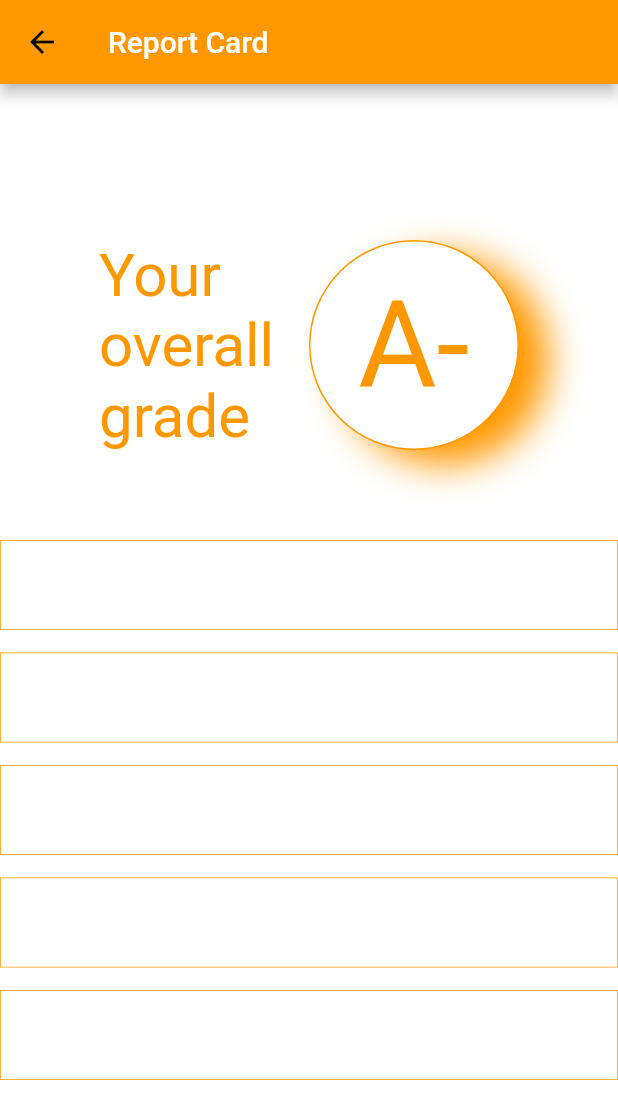
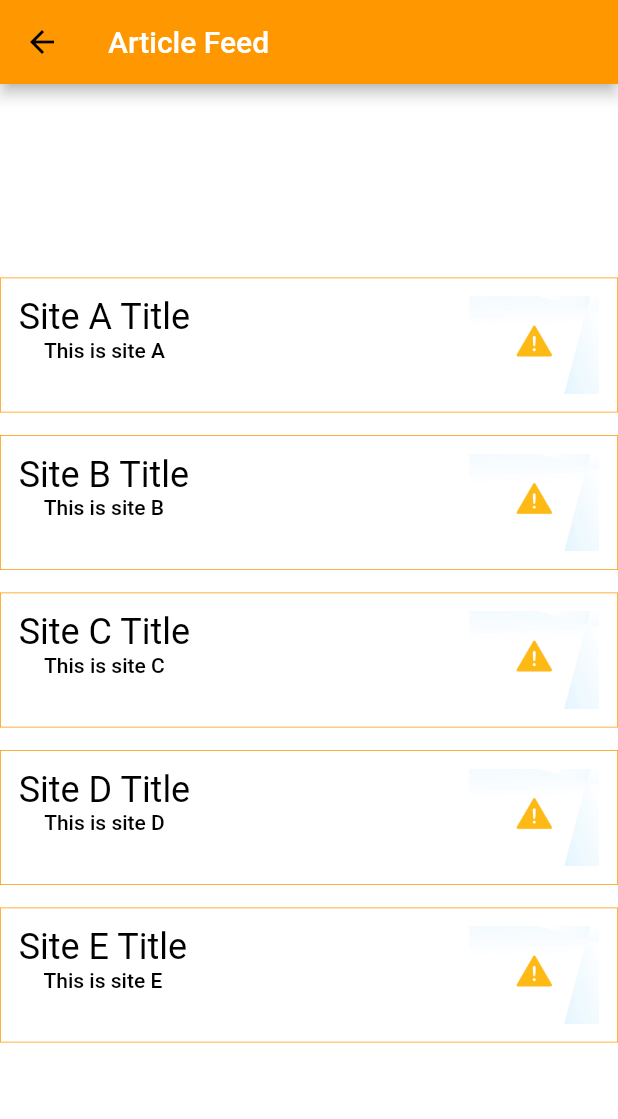
Before and after one commit to xinyi-tony-liu/Credit-Report, a Flutter app: the ArticleFeedPage screen opened directly, on a phone screen of 412 x 824 dp. Shown: the top 1119 px of the screen. Run offline on Flutter 3.47's test engine with Material 2 defaults, Android fonts, the phone set to English and light mode, and no system bars.

Commit message:
article page done

```diff
--- a/credit_report/lib/main.dart
+++ b/credit_report/lib/main.dart
@@ -9,9 +9,10 @@ class CreditReport extends StatelessWidget {
     return MaterialApp(
       title: 'Flutter Demo',
       theme: ThemeData(
+        primarySwatch: Colors.orange,
         primaryColor: Colors.orange,
         secondaryHeaderColor: Colors.red,
-        accentColor: Colors.yellow,
+        accentColor: Colors.black,
         canvasColor: Colors.white,
         backgroundColor: Colors.transparent,
       ),
--- a/credit_report/lib/pages/article_feed.dart
+++ b/credit_report/lib/pages/article_feed.dart
@@ -13,7 +13,7 @@ class _ArticleFeedState extends State<ArticleFeedPage> {
     return Scaffold(
       appBar: AppBar(
         title: Text(
-          "Report Card",
+          "Article Feed",
           style: Theme.of(context)
               .textTheme
               .title
@@ -24,53 +24,9 @@ class _ArticleFeedState extends State<ArticleFeedPage> {
         child: Column(
           mainAxisAlignment: MainAxisAlignment.center,
           children: <Widget>[
-            Row(
-              mainAxisAlignment: MainAxisAlignment.center,
-              children: <Widget>[
-                Container(
-                  height: 140,
-                  width: 140,
-                  child: Text(
-                    "Your overall grade",
-                    style: TextStyle(
-                        color: Theme.of(context).primaryColor, fontSize: 40),
-                  ),
-                ),
-                Container(
-                  height: 140,
-                  width: 140,
-                  decoration: BoxDecoration(
-                      color: Theme.of(context).canvasColor,
-                      border: Border.all(
-                        color: Theme.of(context).primaryColor,
-                        width: 1,
-                        style: BorderStyle.solid,
-                      ),
-                      borderRadius: BorderRadius.all(Radius.circular(70)),
-                      boxShadow: [
-                        BoxShadow(
-                          color: Theme.of(context).primaryColor,
-                          offset: new Offset(20.0, 10.0),
-                          blurRadius: 20.0,
-                        ),
-                      ]),
-                  child: CircleAvatar(
-                    backgroundColor: Theme.of(context).backgroundColor,
-                    child: Text(
-                      "A-",
-                      style: TextStyle(
-                          color: Theme.of(context).primaryColor, fontSize: 80),
-                    ),
-                  ),
-                ),
-              ],
-            ),
-            SizedBox(
-              height: 60,
-            ),
             ArticleFeedEntry(
               label: "Site A Title",
-              picture: "unavailable.jpg",
+              picture: "images/unavailable.jpg",
               summary: "This is site A",
             ),
             SizedBox(
@@ -78,7 +34,7 @@ class _ArticleFeedState extends State<ArticleFeedPage> {
             ),
             ArticleFeedEntry(
               label: "Site B Title",
-              picture: "unavailable.jpg",
+              picture: "images/unavailable.jpg",
               summary: "This is site B",
             ),
             SizedBox(
@@ -86,7 +42,7 @@ class _ArticleFeedState extends State<ArticleFeedPage> {
             ),
             ArticleFeedEntry(
               label: "Site C Title",
-              picture: "unavailable.jpg",
+              picture: "images/unavailable.jpg",
               summary: "This is site C",
             ),
             SizedBox(
@@ -94,7 +50,7 @@ class _ArticleFeedState extends State<ArticleFeedPage> {
             ),
             ArticleFeedEntry(
               label: "Site D Title",
-              picture: "unavailable.jpg",
+              picture: "images/unavailable.jpg",
               summary: "This is site D",
             ),
             SizedBox(
@@ -102,7 +58,7 @@ class _ArticleFeedState extends State<ArticleFeedPage> {
             ),
             ArticleFeedEntry(
               label: "Site E Title",
-              picture: "unavailable.jpg",
+              picture: "images/unavailable.jpg",
               summary: "This is site E",
             ),
           ],
@@ -128,7 +84,7 @@ class _ArticleFeedEntryState extends State<ArticleFeedEntry> {
   Widget build(BuildContext context) {
     return Container(
         alignment: Alignment.centerLeft,
-        height: 60,
+        height: 90,
         padding: EdgeInsets.all(12),
         decoration: BoxDecoration(
           border: Border.all(
@@ -139,20 +95,25 @@ class _ArticleFeedEntryState extends State<ArticleFeedEntry> {
         child: Row(
           mainAxisAlignment: MainAxisAlignment.spaceBetween,
           children: <Widget>[
+            Column(
+              children: <Widget>[
                 Text(
                   widget.label,
                   style: Theme.of(context)
                       .textTheme
                       .headline
-                  .apply(color: Theme.of(context).canvasColor),
+                      .apply(color: Theme.of(context).accentColor),
                 ),
                 Text(
                   widget.summary,
                   style: Theme.of(context)
                       .textTheme
-                  .headline
-                  .apply(color: Theme.of(context).canvasColor),
+                      .body2
+                      .apply(color: Theme.of(context).accentColor),
                 ),
+              ],
+            ),
+            Image.asset(widget.picture),
           ],
         ));
   }
--- a/credit_report/lib/pages/report_card.dart
+++ b/credit_report/lib/pages/report_card.dart
@@ -1,3 +1,5 @@
+import 'package:credit_report/pages/article_feed.dart';
+import 'package:flutter/cupertino.dart';
 import 'package:flutter/material.dart';
 
 class ReportCardPage extends StatefulWidget {
@@ -18,6 +20,25 @@ class _ReportCardState extends State<ReportCardPage> {
               .textTheme
               .title
               .apply(color: Theme.of(context).canvasColor),
+        ),
+        flexibleSpace: SafeArea(
+          child: Stack(
+            children: <Widget>[
+              Row(
+                children: <Widget>[
+                  CupertinoButton(
+                    child: Text("next", style: TextStyle(color: Colors.white),),
+                    onPressed: () {
+                      Navigator.push(
+                          context,
+                          MaterialPageRoute(
+                              builder: (context) => ArticleFeedPage()));
+                    },
+                  ),
+                ],
+              )
+            ],
+          ),
         ),
       ),
       body: Center(
```
Lines whose indentation alone changed are shown as unchanged.
